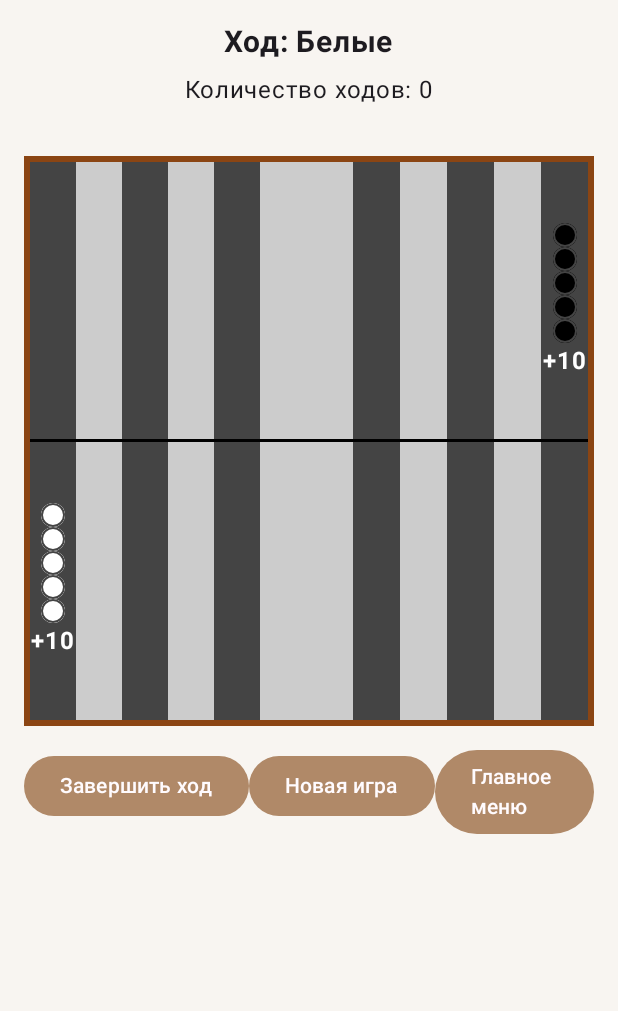
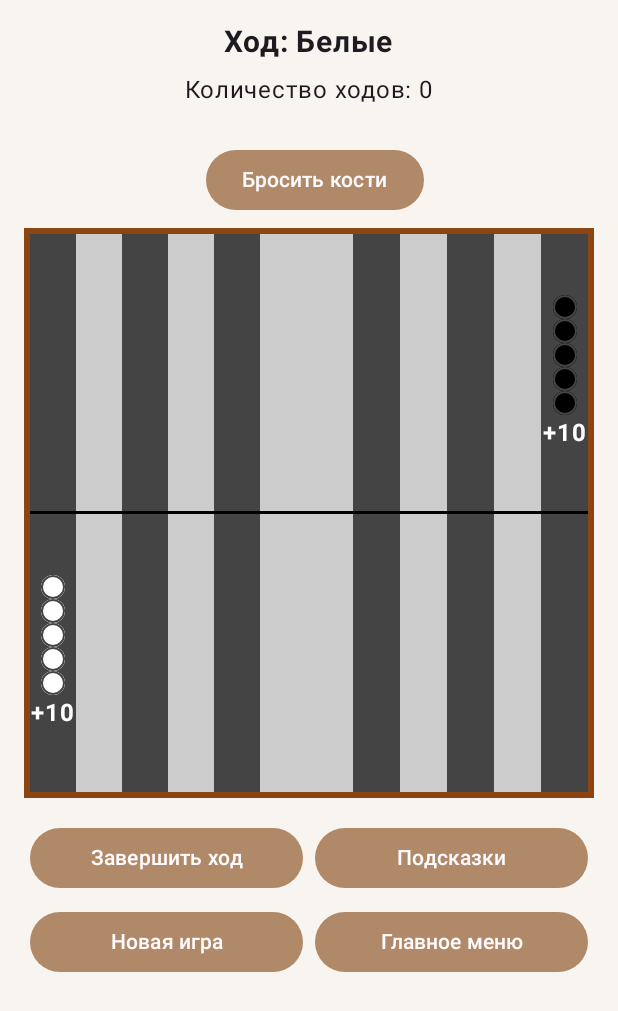
Before and after one commit to VIN0GR4D/mobile-backgammon, an Android app built with Jetpack Compose: the GameScreen screen opened through its navigation route, on a phone screen of 412 x 824 dp. Shown: the top 1011 px of the screen. Run offline under Robolectric (Android 15) with nearby library versions, the phone set to English and light mode, and no system bars.

```diff
--- a/backgammon/app/src/main/java/com/example/backgammon/ui/game/GameScreen.kt
+++ b/backgammon/app/src/main/java/com/example/backgammon/ui/game/GameScreen.kt
@@ -1,17 +1,23 @@
 package com.example.backgammon.ui.game
 
+import androidx.compose.animation.core.Animatable
+import androidx.compose.animation.core.LinearEasing
+import androidx.compose.animation.core.tween
 import androidx.compose.foundation.background
 import androidx.compose.foundation.border
 import androidx.compose.foundation.clickable
 import androidx.compose.foundation.layout.*
 import androidx.compose.foundation.shape.CircleShape
+import androidx.compose.foundation.shape.RoundedCornerShape
 import androidx.compose.material3.*
 import androidx.compose.runtime.*
 import androidx.compose.ui.Alignment
 import androidx.compose.ui.Modifier
 import androidx.compose.ui.draw.clip
 import androidx.compose.ui.graphics.Color as ComposeColor
+import androidx.compose.ui.graphics.graphicsLayer
 import androidx.compose.ui.text.font.FontWeight
+import androidx.compose.ui.text.style.TextAlign
 import androidx.compose.ui.unit.dp
 import androidx.compose.ui.unit.sp
 import androidx.lifecycle.viewmodel.compose.viewModel
@@ -19,6 +25,7 @@ import com.example.backgammon.core.Color
 import com.example.backgammon.core.PositionOnBoard
 import com.example.backgammon.viewmodel.GameViewModel
 import androidx.compose.runtime.collectAsState
+import kotlinx.coroutines.delay
 
 @Composable
 fun GameScreen(
@@ -64,9 +71,24 @@ fun GameScreen(
                 .padding(vertical = 8.dp),
             horizontalArrangement = Arrangement.Center
         ) {
+            val isRollingDice = gameState.isRollingDice
+
             gameState.diceValues.forEach { diceValue ->
-                DiceView(value = diceValue)
+                DiceView(
+                    value = diceValue,
+                    isRolling = isRollingDice
+                )
                 Spacer(modifier = Modifier.width(8.dp))
+            }
+
+            // Если кости ещё не брошены и не идёт анимация, отображаем кнопку
+            if (gameState.diceValues.isEmpty() && !isRollingDice) {
+                Button(
+                    onClick = { gameViewModel.rollDice() },
+                    modifier = Modifier.padding(start = 8.dp)
+                ) {
+                    Text("Бросить кости")
+                }
             }
         }
 
@@ -75,6 +97,7 @@ fun GameScreen(
             positions = gameState.positions,
             selectedPosition = gameState.selectedPosition,
             possibleMoves = gameState.possibleMoves,
+            hints = gameState.hints,
             onPositionClick = { position ->
                 val selected = gameState.selectedPosition
 
@@ -88,41 +111,125 @@ fun GameScreen(
             }
         )
 
-        // Кнопки управления
+        // Первый ряд кнопок управления
         Row(
             modifier = Modifier
                 .fillMaxWidth()
                 .padding(top = 16.dp),
             horizontalArrangement = Arrangement.SpaceEvenly
         ) {
-            Button(onClick = { gameViewModel.updateTurns() }) {
-                Text("Завершить ход")
+            Button(
+                onClick = { gameViewModel.updateTurns() },
+                modifier = Modifier
+                    .weight(1f)
+                    .padding(horizontal = 4.dp)
+            ) {
+                Text(
+                    text = "Завершить ход",
+                    fontSize = 14.sp,
+                    textAlign = TextAlign.Center
+                )
             }
 
-            Button(onClick = { gameViewModel.resetGame() }) {
-                Text("Новая игра")
+            Button(
+                onClick = {
+                    if (gameState.hints.isEmpty()) gameViewModel.showHints() else gameViewModel.hideHints()
+                },
+                modifier = Modifier
+                    .weight(1f)
+                    .padding(horizontal = 4.dp)
+            ) {
+                Text(
+                    text = if (gameState.hints.isEmpty()) "Подсказки" else "Скрыть",
+                    fontSize = 14.sp,
+                    textAlign = TextAlign.Center
+                )
+            }
+        }
+
+        // Второй ряд кнопок
+        Row(
+            modifier = Modifier
+                .fillMaxWidth()
+                .padding(top = 8.dp),
+            horizontalArrangement = Arrangement.SpaceEvenly
+        ) {
+            Button(
+                onClick = { gameViewModel.resetGame() },
+                modifier = Modifier
+                    .weight(1f)
+                    .padding(horizontal = 4.dp)
+            ) {
+                Text(
+                    text = "Новая игра",
+                    fontSize = 14.sp,
+                    textAlign = TextAlign.Center
+                )
             }
 
-            Button(onClick = onNavigateToMainMenu) {
-                Text("Главное меню")
+            Button(
+                onClick = onNavigateToMainMenu,
+                modifier = Modifier
+                    .weight(1f)
+                    .padding(horizontal = 4.dp)
+            ) {
+                Text(
+                    text = "Главное меню",
+                    fontSize = 14.sp,
+                    textAlign = TextAlign.Center
+                )
             }
         }
     }
 }
 
 @Composable
-fun DiceView(value: Int) {
+fun DiceView(value: Int, isRolling: Boolean = false) {
+    val rotationState = remember { Animatable(0f) }
+    val diceColors = listOf(
+        MaterialTheme.colorScheme.primary,
+        MaterialTheme.colorScheme.secondary
+    )
+    val colorIndex = remember { mutableStateOf(0) }
+
+    LaunchedEffect(isRolling) {
+        if (isRolling) {
+            // Анимация вращения кости
+            rotationState.animateTo(
+                targetValue = 360f,
+                animationSpec = tween(
+                    durationMillis = 800,
+                    easing = LinearEasing
+                )
+            )
+            rotationState.snapTo(0f)
+
+            // Мигание цветом во время броска
+            while(isRolling) {
+                colorIndex.value = (colorIndex.value + 1) % diceColors.size
+                delay(120)
+            }
+        }
+    }
+
     Box(
         modifier = Modifier
             .size(48.dp)
-            .background(ComposeColor.White)
-            .border(1.dp, ComposeColor.Black),
+            .graphicsLayer {
+                rotationZ = rotationState.value
+            }
+            .background(
+                color = if (isRolling) diceColors[colorIndex.value] else ComposeColor.White,
+                shape = RoundedCornerShape(8.dp)
+            )
+            .border(1.dp, ComposeColor.Black, RoundedCornerShape(8.dp)),
         contentAlignment = Alignment.Center
     ) {
         Text(
             text = value.toString(),
             fontSize = 24.sp,
-            fontWeight = FontWeight.Bold
+            fontWeight = FontWeight.Bold,
+            color = if (isRolling) ComposeColor.White else ComposeColor.Black
         )
     }
 }
@@ -132,6 +239,7 @@ fun BackgammonBoard(
     positions: List<PositionOnBoard>,
     selectedPosition: Int,
     possibleMoves: List<Int>,
+    hints: List<Pair<Int, Int>> = emptyList(),
     onPositionClick: (Int) -> Unit
 ) {
     Column(
@@ -153,6 +261,8 @@ fun BackgammonBoard(
                     positionData = positions[i],
                     isSelected = selectedPosition == i,
                     isPossibleMove = possibleMoves.contains(i),
+                    isHintSource = hints.any { it.first == i },
+                    isHintDestination = hints.any { it.second == i },
                     onClick = { onPositionClick(i) }
                 )
             }
@@ -178,6 +288,8 @@ fun BackgammonBoard(
                     positionData = positions[i],
                     isSelected = selectedPosition == i,
                     isPossibleMove = possibleMoves.contains(i),
+                    isHintSource = hints.any { it.first == i },
+                    isHintDestination = hints.any { it.second == i },
                     onClick = { onPositionClick(i) }
                 )
             }
@@ -191,6 +303,8 @@ fun RowScope.TrianglePosition(
     positionData: PositionOnBoard,
     isSelected: Boolean,
     isPossibleMove: Boolean,
+    isHintSource: Boolean = false,
+    isHintDestination: Boolean = false,
     onClick: () -> Unit
 ) {
     val triangleColor = if ((position / 6) % 2 == 0) {
@@ -202,7 +316,15 @@ fun RowScope.TrianglePosition(
     val borderColor = when {
         isSelected -> ComposeColor.Yellow
         isPossibleMove -> ComposeColor.Green
+        isHintSource -> ComposeColor.Blue.copy(alpha = 0.7f)
+        isHintDestination -> ComposeColor.Cyan.copy(alpha = 0.5f)
         else -> ComposeColor.Transparent
+    }
+
+    val borderWidth = when {
+        isSelected || isPossibleMove -> 2.dp
+        isHintSource || isHintDestination -> 1.dp
+        else -> 0.dp
     }
 
     Box(
@@ -210,7 +332,7 @@ fun RowScope.TrianglePosition(
             .weight(1f)
             .fillMaxHeight()
             .background(triangleColor)
-            .border(2.dp, borderColor)
+            .border(borderWidth, borderColor)
             .clickable { onClick() },
         contentAlignment = Alignment.Center
     ) {
```
Also changed, not shown: backgammon/app/src/main/java/com/example/backgammon/viewmodel/GameViewModel.kt (+80 -4 lines).
